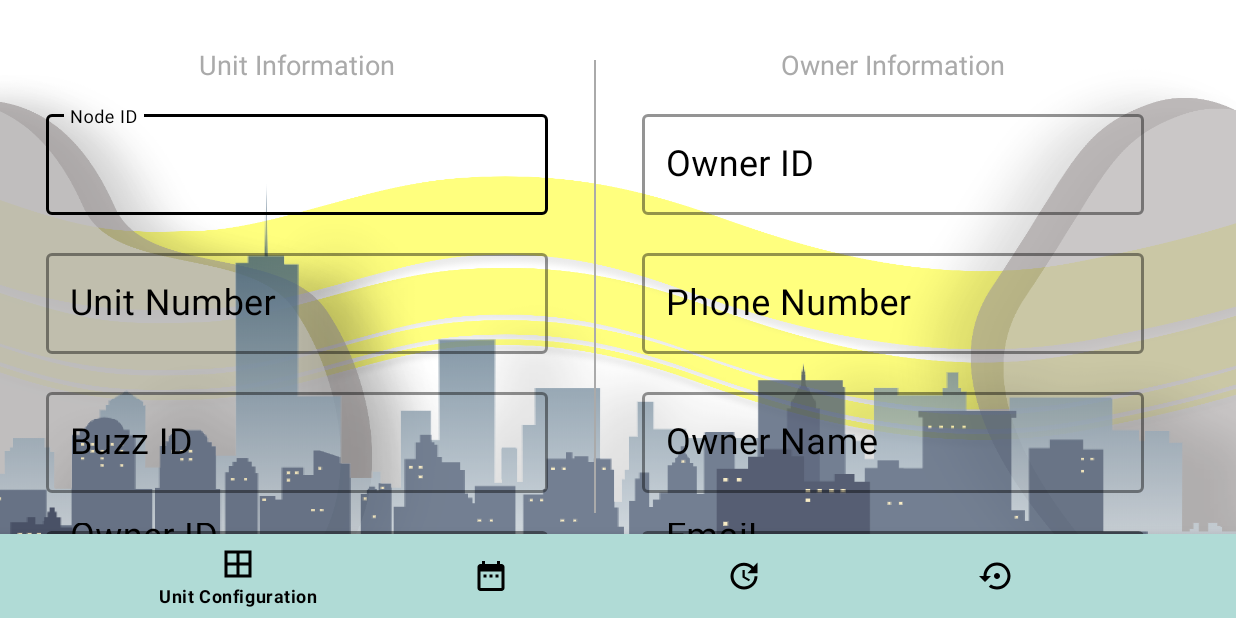
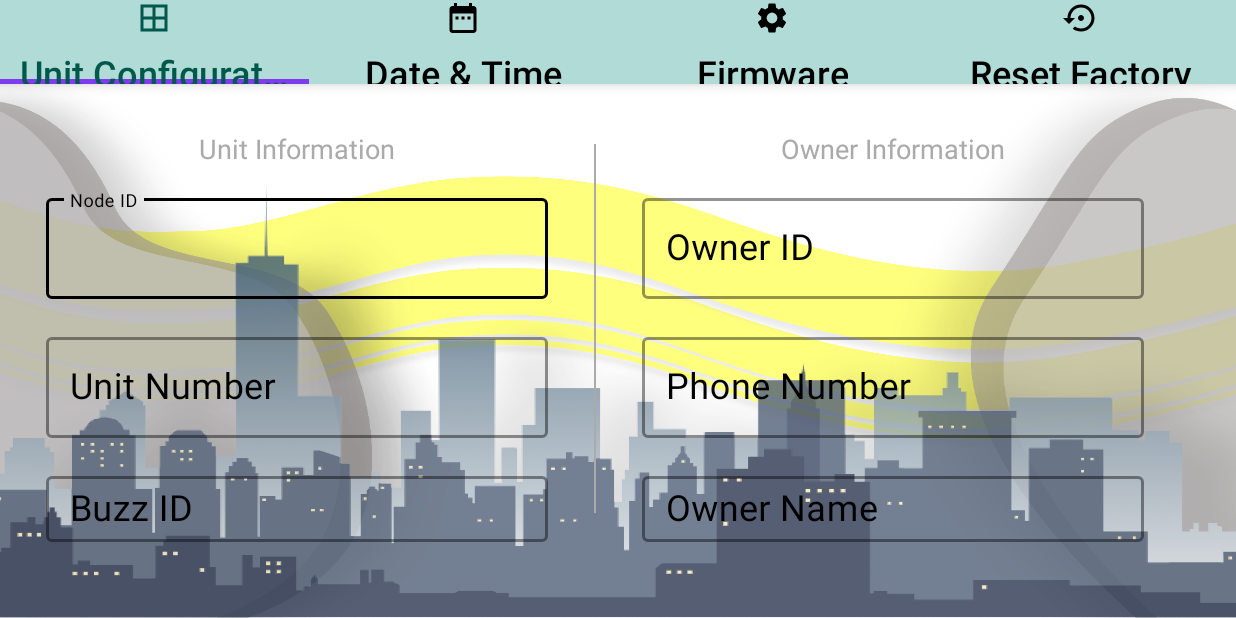
Before and after one commit to Amin397/SmartHome, an Android app: the V_Setting screen opened directly, with no data from a screen before it, on a phone screen of 824 x 412 dp (held sideways). Run offline under Robolectric (Android 15) with nearby library versions, the phone set to English and light mode, and no system bars.

Commit message:
Home setting GUI fixed !

```diff
--- /dev/null
+++ b/app/src/main/java/com/mimik/smarthome/Util.java
@@ -0,0 +1,163 @@
+package com.mimik.smarthome;
+
+import android.content.Context;
+import android.graphics.PorterDuff;
+import androidx.core.content.ContextCompat;
+import androidx.fragment.app.Fragment;
+import androidx.fragment.app.FragmentManager;
+import androidx.fragment.app.FragmentPagerAdapter;
+
+import com.google.android.material.tabs.TabLayout;
+
+import java.util.ArrayList;
+import java.util.List;
+
+public class Util
+{
+
+    public static void setupTabIcons(Context context, TabLayout tabLayout, ArrayList<Integer> ids, int selectedTab, int selectedColor, int unSelectedColor)
+    {
+        for (int i = 0; i < ids.size(); i++)
+            tabLayout.getTabAt(i).setIcon(ids.get(i));
+        tabLayout.getTabAt(selectedTab).select();
+        for (int i = 0; i < ids.size(); i++)
+        {
+            if (i == selectedTab)
+            {
+                int tabIconColor = ContextCompat.getColor(context, selectedColor);
+                tabLayout.getTabAt(i).getIcon().setColorFilter(tabIconColor, PorterDuff.Mode.SRC_IN);
+            }
+            else
+            {
+                int tabIconColor = ContextCompat.getColor(context, unSelectedColor);
+                tabLayout.getTabAt(i).getIcon().setColorFilter(tabIconColor, PorterDuff.Mode.SRC_IN);
+            }
+        }
+    }
+
+    public static void setupTabIcons(final Context context, TabLayout tabLayout, int[] ids, final int selectedTab, final int selectedColor, final int unSelectedColor)
+    {
+        for (int i = 0; i < ids.length; i++)
+            tabLayout.getTabAt(i).setIcon(ids[i]);
+        tabLayout.getTabAt(selectedTab).select();
+        for (int i = 0; i < ids.length; i++)
+        {
+            if (i == selectedTab)
+            {
+                try
+                {
+                    int tabIconColor = ContextCompat.getColor(context, selectedColor);
+                    tabLayout.getTabAt(i).getIcon().setColorFilter(tabIconColor, PorterDuff.Mode.SRC_IN);
+                }
+                catch (Exception e)
+                {
+                    tabLayout.getTabAt(i).getIcon().setColorFilter(selectedColor, PorterDuff.Mode.SRC_IN);
+                }
+            }
+            else
+            {
+                try
+                {
+                    int tabIconColor = ContextCompat.getColor(context, unSelectedColor);
+                    tabLayout.getTabAt(i).getIcon().setColorFilter(tabIconColor, PorterDuff.Mode.SRC_IN);
+                }
+                catch (Exception e)
+                {
+                    tabLayout.getTabAt(i).getIcon().setColorFilter(unSelectedColor, PorterDuff.Mode.SRC_IN);
+                }
+            }
+        }
+
+        tabLayout.addOnTabSelectedListener(new TabLayout.OnTabSelectedListener()
+        {
+            @Override
+            public void onTabSelected(TabLayout.Tab tab)
+            {
+                Util.setTabColor(context, tab, selectedColor);
+            }
+
+            @Override
+            public void onTabUnselected(TabLayout.Tab tab)
+            {
+                Util.setTabColor(context, tab, unSelectedColor);
+            }
+
+            @Override
+            public void onTabReselected(TabLayout.Tab tab)
+            {
+
+            }
+        });
+    }
+
+    public static void setTabColor(Context context,TabLayout.Tab tab,int color)
+    {
+        try
+        {
+            int tabIconColor = ContextCompat.getColor(context, color);
+            tab.getIcon().setColorFilter(tabIconColor, PorterDuff.Mode.SRC_IN);
+        }
+        catch (Exception e)
+        {
+            tab.getIcon().setColorFilter(color, PorterDuff.Mode.SRC_IN);
+        }
+    }
+
+
+    public static class ViewPagerAdapter extends FragmentPagerAdapter
+    {
+        private final List<Fragment> mFragmentList = new ArrayList<>();
+        private final List<String> mFragmentTitleList = new ArrayList<>();
+
+        private boolean isTitle;
+
+        public ViewPagerAdapter(FragmentManager manager)
+        {
+            super(manager);
+            this.isTitle = true;
+        }
+
+        public boolean isTitle()
+        {
+            return isTitle;
+        }
+
+        public void setTitle(boolean title)
+        {
+            isTitle = title;
+        }
+
+        @Override
+        public Fragment getItem(int position)
+        {
+            return mFragmentList.get(position);
+        }
+
+        @Override
+        public int getCount()
+        {
+            return mFragmentList.size();
+        }
+
+        public void addFragment(Fragment fragment, String title)
+        {
+            mFragmentList.add(fragment);
+            mFragmentTitleList.add(title);
+        }
+
+        public void addFragment(Fragment fragment)
+        {
+            mFragmentList.add(fragment);
+            this.isTitle = false;
+        }
+
+        @Override
+        public CharSequence getPageTitle(int position)
+        {
+            if (this.isTitle)
+                return mFragmentTitleList.get(position);
+            else
+                return null;
+        }
+    }
+}
--- a/app/src/main/java/com/mimik/smarthome/userinterface/homePanel/H_Setting.java
+++ b/app/src/main/java/com/mimik/smarthome/userinterface/homePanel/H_Setting.java
@@ -1,24 +1,18 @@
 package com.mimik.smarthome.userinterface.homePanel;
 
-import androidx.annotation.NonNull;
 import androidx.appcompat.app.AppCompatActivity;
 import androidx.fragment.app.Fragment;
 import androidx.fragment.app.FragmentTransaction;
 
 import android.os.Bundle;
-import android.view.MenuItem;
 import android.view.Window;
 import android.view.WindowManager;
 
-import com.google.android.material.bottomnavigation.BottomNavigationView;
 import com.google.android.material.tabs.TabLayout;
 import com.mimik.smarthome.R;
 import com.mimik.smarthome.fragments.home_panel.Key_Generator;
 import com.mimik.smarthome.fragments.home_panel.Logs;
 import com.mimik.smarthome.fragments.home_panel.Mobile_App;
-import com.mimik.smarthome.fragments.visitor_panel.DateAndTime;
-import com.mimik.smarthome.fragments.visitor_panel.ResetFactory;
-import com.mimik.smarthome.fragments.visitor_panel.UnitConfigurations;
 
 public class H_Setting extends AppCompatActivity {
 
@@ -88,6 +82,6 @@ public class H_Setting extends AppCompatActivity {
     }
 
     private void initView() {
-        tabLayout = (TabLayout) findViewById(R.id.tab_layout_id);
+        tabLayout = (TabLayout) findViewById(R.id.tab_layout_home_id);
     }
 }
--- a/app/src/main/java/com/mimik/smarthome/userinterface/visitorPanel/V_Setting.java
+++ b/app/src/main/java/com/mimik/smarthome/userinterface/visitorPanel/V_Setting.java
@@ -3,77 +3,73 @@ package com.mimik.smarthome.userinterface.visitorPanel;
 import androidx.annotation.NonNull;
 import androidx.appcompat.app.AppCompatActivity;
 import androidx.fragment.app.Fragment;
+import androidx.fragment.app.FragmentManager;
+import androidx.fragment.app.FragmentPagerAdapter;
 import androidx.fragment.app.FragmentTransaction;
+import androidx.viewpager.widget.ViewPager;
 
+import android.graphics.Color;
 import android.os.Bundle;
+import android.os.Handler;
 import android.view.MenuItem;
 import android.view.Window;
 import android.view.WindowManager;
 
 import com.google.android.material.bottomnavigation.BottomNavigationView;
+import com.google.android.material.tabs.TabLayout;
 import com.mimik.smarthome.R;
+import com.mimik.smarthome.Util;
+import com.mimik.smarthome.fragments.home_panel.Key_Generator;
+import com.mimik.smarthome.fragments.home_panel.Logs;
+import com.mimik.smarthome.fragments.home_panel.Mobile_App;
 import com.mimik.smarthome.fragments.visitor_panel.DateAndTime;
 import com.mimik.smarthome.fragments.visitor_panel.ResetFactory;
 import com.mimik.smarthome.fragments.visitor_panel.UnitConfigurations;
 import com.mimik.smarthome.fragments.visitor_panel.UpdateFrimWare;
+import com.mimik.smarthome.userinterface.homePanel.MyAdapter;
+
+import java.util.ArrayList;
+import java.util.List;
 
 public class V_Setting extends AppCompatActivity {
 
-
-    private BottomNavigationView bottom_nav;
+    private TabLayout tabLayout;
+    private ViewPager viewPager;
 
     @Override
     protected void onCreate(Bundle savedInstanceState) {
         super.onCreate(savedInstanceState);
         requestWindowFeature(Window.FEATURE_NO_TITLE);
-        getWindow().setFlags(WindowManager.LayoutParams.FLAG_FULLSCREEN , WindowManager.LayoutParams.FLAG_FULLSCREEN);
+        getWindow().setFlags(WindowManager.LayoutParams.FLAG_FULLSCREEN, WindowManager.LayoutParams.FLAG_FULLSCREEN);
         setContentView(R.layout.activity_v_setting);
 
         initViews();
 
-        bottom_nav.setOnNavigationItemSelectedListener(mBottomNavItemClickListener);
-        bottom_nav.setSelectedItemId(R.id.nav_unit_config_id);
+        setUpViewPager(viewPager);
+        tabLayout.setupWithViewPager(viewPager);
+
+        setTabIcons();
     }
 
-    private BottomNavigationView.OnNavigationItemSelectedListener mBottomNavItemClickListener
-             = new BottomNavigationView.OnNavigationItemSelectedListener() {
-        @Override
-        public boolean onNavigationItemSelected(@NonNull MenuItem menuItem) {
-            Fragment fragment;
-            switch (menuItem.getItemId()){
-                case R.id.nav_date_time_id:{
-                    fragment = new DateAndTime();
-                    loadFragment(fragment);
-                    return true;
-                }
-                case R.id.nav_reset_factory_id:{
-                    fragment = new ResetFactory();
-                    loadFragment(fragment);
-                    return true;
-                }
-                case R.id.nav_unit_config_id:{
-                    fragment = new UnitConfigurations();
-                    loadFragment(fragment);
-                    return true;
-                }
-                case R.id.nav_update_firmware_id:{
-                    fragment = new UpdateFrimWare();
-                    loadFragment(fragment);
-                    return true;
-                }
-            }
-            return false;
-        }
-    };
+    private void setTabIcons() {
+        int[] ids = {R.drawable.unit_configuration_24dp , R.drawable.date_time_24dp
+         , R.drawable.ic_settings_black_24dp , R.drawable.ic_reset_factory_24dp};
+        int selectedColor = Color.parseColor("#00574B");
+        int unSelectedColor = Color.parseColor("#000000");
+        Util.setupTabIcons(getApplicationContext() , tabLayout , ids , 0 , selectedColor , unSelectedColor);
+    }
 
-    private void loadFragment(Fragment fragment) {
-        FragmentTransaction transaction = getSupportFragmentManager().beginTransaction();
-        transaction.replace(R.id.frame_container_visitor_id, fragment);
-        transaction.addToBackStack(null);
-        transaction.commit();
+    private void setUpViewPager(ViewPager viewPager) {
+        Util.ViewPagerAdapter adapter = new Util.ViewPagerAdapter(getSupportFragmentManager());
+        adapter.addFragment(new UnitConfigurations(), "Unit Configurations");
+        adapter.addFragment(new DateAndTime(), "Date & Time");
+        adapter.addFragment(new UpdateFrimWare(), "Firmware");
+        adapter.addFragment(new ResetFactory(), "Reset Factory");
+        viewPager.setAdapter(adapter);
     }
 
     private void initViews() {
-        bottom_nav = (BottomNavigationView) findViewById(R.id.bottom_navigation_visitor_id);
+        tabLayout = (TabLayout) findViewById(R.id.tab_layout_visitor_id);
+        viewPager = (ViewPager) findViewById(R.id.view_pager_visitor_id);
     }
 }
--- /dev/null
+++ b/app/src/main/res/drawable/ic_settings_black_24dp.xml
@@ -0,0 +1,4 @@
+<vector android:height="48dp" android:viewportHeight="24"
+    android:viewportWidth="24" android:width="48dp" xmlns:android="http://schemas.android.com/apk/res/android">
+    <path android:fillColor="#FF000000" android:pathData="M19.1,12.9a2.8,2.8 0,0 0,0.1 -0.9,2.8 2.8,0 0,0 -0.1,-0.9l2.1,-1.6a0.7,0.7 0,0 0,0.1 -0.6L19.4,5.5a0.7,0.7 0,0 0,-0.6 -0.2l-2.4,1a6.5,6.5 0,0 0,-1.6 -0.9l-0.4,-2.6a0.5,0.5 0,0 0,-0.5 -0.4H10.1a0.5,0.5 0,0 0,-0.5 0.4L9.3,5.4a5.6,5.6 0,0 0,-1.7 0.9l-2.4,-1a0.4,0.4 0,0 0,-0.5 0.2l-2,3.4c-0.1,0.2 0,0.4 0.2,0.6l2,1.6a2.8,2.8 0,0 0,-0.1 0.9,2.8 2.8,0 0,0 0.1,0.9L2.8,14.5a0.7,0.7 0,0 0,-0.1 0.6l1.9,3.4a0.7,0.7 0,0 0,0.6 0.2l2.4,-1a6.5,6.5 0,0 0,1.6 0.9l0.4,2.6a0.5,0.5 0,0 0,0.5 0.4h3.8a0.5,0.5 0,0 0,0.5 -0.4l0.3,-2.6a5.6,5.6 0,0 0,1.7 -0.9l2.4,1a0.4,0.4 0,0 0,0.5 -0.2l2,-3.4c0.1,-0.2 0,-0.4 -0.2,-0.6ZM12,15.6A3.6,3.6 0,1 1,15.6 12,3.6 3.6,0 0,1 12,15.6Z"/>
+</vector>
--- a/app/src/main/res/layout/activity_h_setting.xml
+++ b/app/src/main/res/layout/activity_h_setting.xml
@@ -21,7 +21,7 @@
             app:tabTextColor="@android:color/black"
             app:tabMaxWidth="0dp"
             android:background="@color/colorPrimary"
-            android:id="@+id/tab_layout_id"
+            android:id="@+id/tab_layout_home_id"
             app:tabGravity="fill"
             app:tabSelectedTextColor="@color/colorPrimaryDark"
             app:tabTextAppearance="@style/MineCustomTabText"
--- a/app/src/main/res/layout/activity_v_setting.xml
+++ b/app/src/main/res/layout/activity_v_setting.xml
@@ -8,21 +8,32 @@
     android:layout_height="match_parent"
     tools:context="com.mimik.smarthome.userinterface.visitorPanel.V_Setting">
 
-    <FrameLayout
-        android:id="@+id/frame_container_visitor_id"
+    <com.google.android.material.appbar.AppBarLayout
         android:layout_width="match_parent"
-        android:layout_height="match_parent"
-        app:layout_behavior="@string/appbar_scrolling_view_behavior" />
+        app:elevation="5dp"
+        android:layout_height="?attr/actionBarSize">
 
-        <com.google.android.material.bottomnavigation.BottomNavigationView
+        <com.google.android.material.tabs.TabLayout
             android:layout_width="match_parent"
-            app:menu="@menu/bottom_nav_menu_visitor"
-            android:id="@+id/bottom_navigation_visitor_id"
-            android:layout_gravity="bottom"
-            app:itemRippleColor="@color/color_red"
-            app:itemIconTint="@android:color/black"
-            app:itemTextColor="@android:color/black"
+            app:tabMode="fixed"
+            android:nestedScrollingEnabled="true"
+            app:tabTextColor="@android:color/black"
+            app:tabMaxWidth="0dp"
             android:background="@color/colorPrimary"
-            android:layout_height="wrap_content"/>
+            android:id="@+id/tab_layout_visitor_id"
+            app:tabGravity="fill"
+            app:tabSelectedTextColor="@color/colorPrimaryDark"
+            app:tabTextAppearance="@style/MineCustomTabText"
+            style="@style/MyStyle"
+            android:layout_height="match_parent">
+
+        </com.google.android.material.tabs.TabLayout>
+    </com.google.android.material.appbar.AppBarLayout>
+
+    <androidx.viewpager.widget.ViewPager
+        android:layout_width="match_parent"
+        android:id="@+id/view_pager_visitor_id"
+        app:layout_behavior="@string/appbar_scrolling_view_behavior"
+        android:layout_height="match_parent"/>
 
 </androidx.coordinatorlayout.widget.CoordinatorLayout>
```
